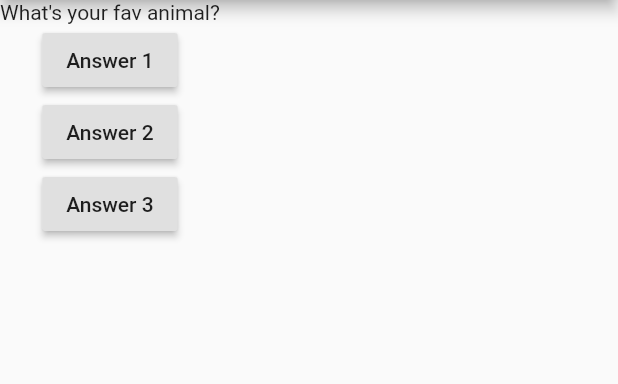
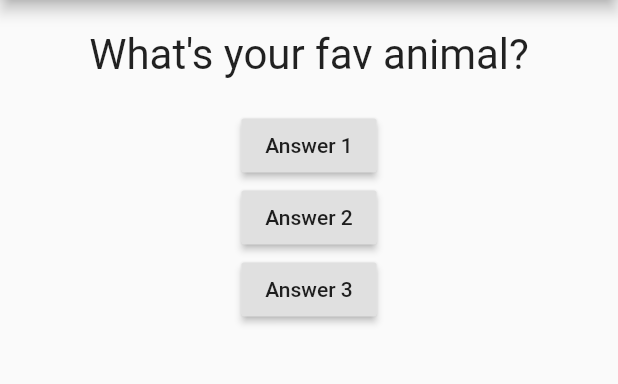
Before and after one commit to bbun0639/first_app, a Flutter app: the screen it shows after launch, after a tap on "Answer 1", on a phone screen of 412 x 824 dp, the part 84-468 px from its top. Run offline on Flutter 3.47's test engine with Material 2 defaults, Android fonts, the phone set to English and light mode, and no system bars.

Commit message:
1st Styling & Layouting
Manage ui to center

```diff
--- a/lib/main.dart
+++ b/lib/main.dart
@@ -1,4 +1,6 @@
 import 'package:flutter/material.dart';
+
+import './question.dart';
 
 // void main(){
 //   runApp(MyApp());
@@ -6,25 +8,31 @@ import 'package:flutter/material.dart';
 
 void main() => runApp(MyApp());
 
+//Stateful can re-eun build() when its properties change
+
 class MyApp extends StatefulWidget {
 
   @override                             //@override agian bc. createState is a method provided by stateful wigget
   State<StatefulWidget> createState() {
-    // TODO: implement createElement
-    return MyAppState();
+
+    return _MyAppState();
   }
 }
 
-class MyAppState extends State<MyApp> { //This class belong to the MyApp(Wiget)
+// _ : special syntax turn public class --> private clss
 
-  var questionIndex = 0;
+class _MyAppState extends State<MyApp> { //This class belong to the MyApp(Wiget)
 
-  void answerQuestions() {
-    setState(() {     //setState is function to provided by the State<MyApp> inherit(ถ่ายทอด)  //setState takes a function
-      questionIndex = questionIndex + 1;
+  var _questionIndex = 0;
+
+  void _answerQuestions() {
+    //setState is function to provided by the State<MyApp> inherit(ถ่ายทอด)
+    //setState is function that forces Flutter to re-render the UI
+    setState(() {
+      _questionIndex = _questionIndex + 1;
     });
 
-    print(questionIndex);
+    print(_questionIndex);
     //print('Any Answer chosen!');
   }
 
@@ -42,13 +50,13 @@ class MyAppState extends State<MyApp> { //This class belong to the MyApp(Wiget)
         ),
         body: Column(
           children: [
-            Text(
+            Question(     //It's constructor to get value for the questionText
               //questions.elementAt(0),
-              questions[questionIndex],
+              questions[_questionIndex],
             ),
             RaisedButton(
               child: Text('Answer 1'),
-              onPressed: answerQuestions,
+              onPressed: _answerQuestions,
             ),
             RaisedButton(
               child: Text('Answer 2'),
--- /dev/null
+++ b/lib/question.dart
@@ -0,0 +1,23 @@
+import 'package:flutter/material.dart';
+
+//stateless widget have problem inside just property not 'final'
+//It's mean it cloud be change in side that class
+class Question extends StatelessWidget {
+  final String questionText;
+
+  Question(
+      this.questionText); //Constructor //When data is received here the Const that will be store in questionText
+
+  @override
+  Widget build(BuildContext context) {
+    return Container(
+      width: double.infinity,
+      margin: EdgeInsets.all(20),
+      child: Text(
+        questionText,
+        style: TextStyle(fontSize: 28),
+        textAlign: TextAlign.center,
+      ),
+    );
+  }
+}
```
